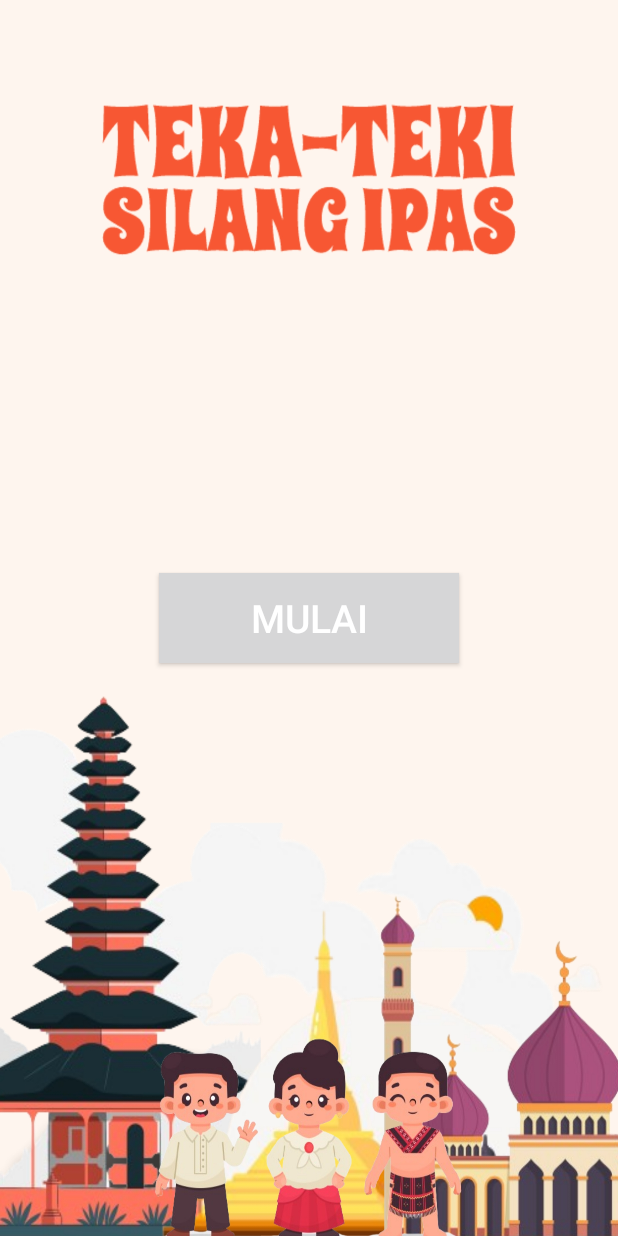
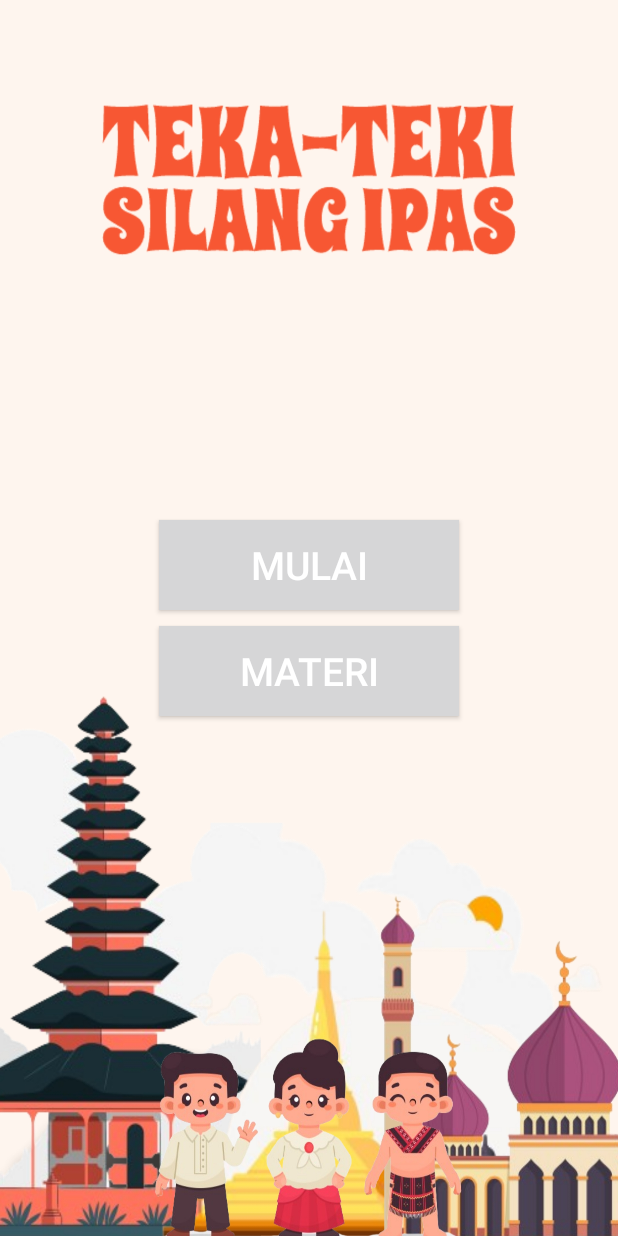
Before and after one commit to AkuraDiary/TTS-Android, an Android app: the screen it shows after launch (MainActivity), on a phone screen of 412 x 824 dp. Run offline under Robolectric (Android 15) with nearby library versions, the phone set to English and light mode, and no system bars; our stand-ins replace AdMob; libraries missing offline, so code that uses them is left out: com.rajat.pdfviewer; pictures from the network do not load; 3 statements that could not run were skipped.

Commit message:
added materi.pdf

```diff
--- a/app/src/main/res/layout/fragment_main_menu.xml
+++ b/app/src/main/res/layout/fragment_main_menu.xml
@@ -21,7 +21,15 @@
                 android:text="Mulai"
                 android:textSize="@dimen/sizeTvLarge"
                 android:textColor="@color/white"/>
-
+        <android.widget.Button
+            android:id="@+id/btn_materi"
+            android:layout_width="@dimen/sizeWidthBtnLarge"
+            android:layout_height="@dimen/sizeHeightBtnLarge"
+            android:background="@drawable/btn_play_selector"
+            android:layout_margin="5dp"
+            android:text="Materi"
+            android:textSize="@dimen/sizeTvLarge"
+            android:textColor="@color/white"/>
     </LinearLayout>
 
 
--- a/app/src/main/res/values/strings.xml
+++ b/app/src/main/res/values/strings.xml
@@ -37,4 +37,6 @@
     <string name="artinya">Artinya : %s</string>
     <string name="share">Share</string>
     <string name="lanjut">Lanjut</string>
+    <!-- TODO: Remove or change this placeholder text -->
+    <string name="hello_blank_fragment">Hello blank fragment</string>
 </resources>
```
Also changed, not shown: app/build.gradle.kts (+6 -4 lines), app/src/main/java/com/asthiseta/tetees/view/fragments/MainMenuFragment.kt (+21 -0 lines), app/src/main/java/com/asthiseta/tetees/view/fragments/MateriFragment.kt (added, +49 -0 lines), app/src/main/res/layout/fragment_materi.xml (added, +14 -0 lines), gradle/libs.versions.toml (+23 -20 lines), gradle/wrapper/gradle-wrapper.properties, 2 other files.
